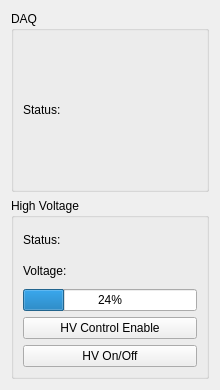
Old version of the form examples/LynxDAQ/src/DAQControlWidget.ui in the repository benyee/grif.
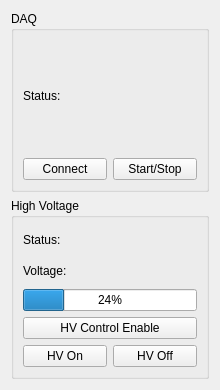
New version of the form.

Commit message: Added gui, but problems with start/stop

The edit to the form file:
```diff
--- a/examples/LynxDAQ/src/DAQControlWidget.ui
+++ b/examples/LynxDAQ/src/DAQControlWidget.ui
@@ -11,26 +11,7 @@
    </rect>
   </property>
   <layout class="QGridLayout" name="gridLayout">
-   <item row="0" column="0">
-    <widget class="QGroupBox" name="daqbox">
-     <property name="autoFillBackground">
-      <bool>true</bool>
-     </property>
-     <property name="title">
-      <string>DAQ</string>
-     </property>
-     <layout class="QGridLayout" name="gridLayout_2">
-      <item row="0" column="0">
-       <widget class="QLabel" name="daqstatus">
-        <property name="text">
-         <string>Status: </string>
-        </property>
-       </widget>
-      </item>
-     </layout>
-    </widget>
-   </item>
-   <item row="1" column="0">
+   <item row="2" column="0">
     <widget class="QGroupBox" name="hvbox">
      <property name="minimumSize">
       <size>
@@ -73,10 +54,50 @@
         </property>
        </widget>
       </item>
-      <item row="5" column="0" colspan="2">
-       <widget class="QPushButton" name="hvonoffbutton">
+      <item row="4" column="1">
+       <widget class="QPushButton" name="hvoff">
         <property name="text">
-         <string>HV On/Off</string>
+         <string>HV Off</string>
+        </property>
+       </widget>
+      </item>
+      <item row="4" column="0">
+       <widget class="QPushButton" name="hvon">
+        <property name="text">
+         <string>HV On</string>
+        </property>
+       </widget>
+      </item>
+     </layout>
+    </widget>
+   </item>
+   <item row="1" column="0">
+    <widget class="QGroupBox" name="daqbox">
+     <property name="autoFillBackground">
+      <bool>true</bool>
+     </property>
+     <property name="title">
+      <string>DAQ</string>
+     </property>
+     <layout class="QGridLayout" name="gridLayout_2">
+      <item row="5" column="0">
+       <widget class="QPushButton" name="daqconnect">
+        <property name="text">
+         <string>Connect</string>
+        </property>
+       </widget>
+      </item>
+      <item row="5" column="1">
+       <widget class="QPushButton" name="daqstartstop">
+        <property name="text">
+         <string>Start/Stop</string>
+        </property>
+       </widget>
+      </item>
+      <item row="0" column="0" colspan="2">
+       <widget class="QLabel" name="daqstatus">
+        <property name="text">
+         <string>Status: </string>
         </property>
        </widget>
       </item>
```
The commit also changes 12 other files.
